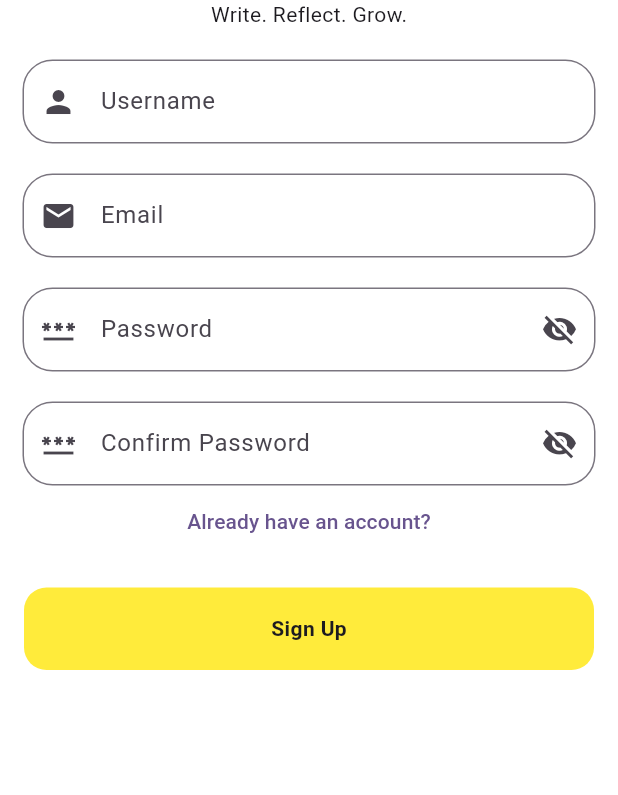
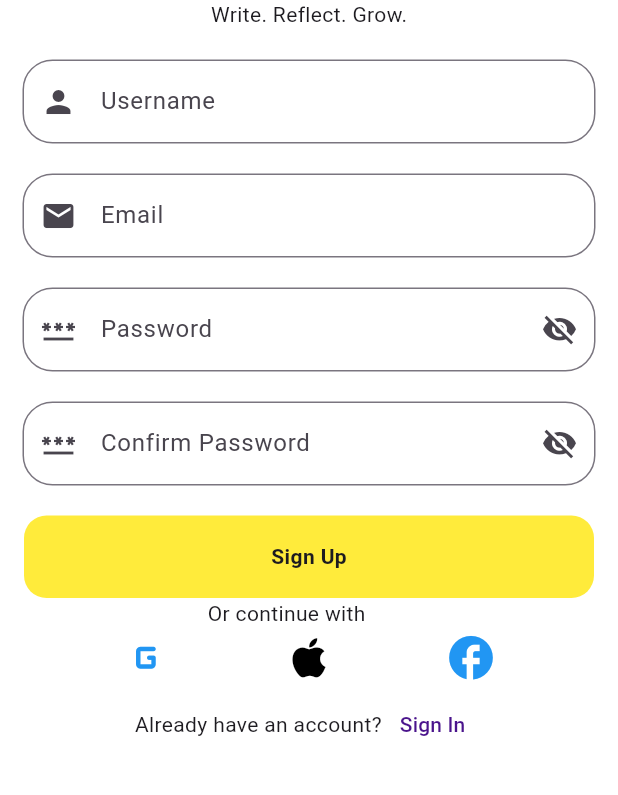
Before and after one commit to KevinRaleie-dev/journo, a Flutter app: the UserSignupPage widget shown alone on an empty page, opened directly with empty values, on a phone screen of 412 x 824 dp, the part 170-965 px from its top. Run offline on Flutter 3.47's test engine with Material 3 defaults, Android fonts, the phone set to English and light mode, and no system bars.

```diff
--- a/lib/src/features/auth/presentation/user_signup/page/user_signup_page.dart
+++ b/lib/src/features/auth/presentation/user_signup/page/user_signup_page.dart
@@ -1,10 +1,12 @@
 import 'package:flutter/material.dart';
 import 'package:journo/src/widgets/buttons/long_rectangle_buttons.dart';
+import 'package:journo/src/widgets/containers/auth_containers.dart';
 import 'package:journo/src/widgets/screens/auth_layout_screen.dart';
 import 'package:journo/src/widgets/textfields/long_textfield_form.dart';
 
 class UserSignupPage extends StatefulWidget {
   final Function() show;
+
   const UserSignupPage({super.key, required this.show});
 
   @override
@@ -78,14 +80,64 @@ class _UserSignupPageState extends State<UserSignupPage> {
           prefixIcon: Icons.password,
           validator: (value) {},
           obsureText: true),
-      TextButton(
-        onPressed: widget.show,
-        child: const Text("Already have an account?"),
-      ),
       const SizedBox(
         height: 20,
       ),
-      LongRectangleButton(onTap: () {}, title: "Sign Up")
+      LongRectangleButton(onTap: () {}, title: "Sign Up"),
+      const Row(
+        mainAxisAlignment: MainAxisAlignment.spaceEvenly,
+        crossAxisAlignment: CrossAxisAlignment.center,
+        children: [
+          Divider(
+            color: Colors.grey,
+            height: 20,
+            thickness: 2,
+            indent: 15,
+            endIndent: 15,
+          ),
+          Text("Or continue with"),
+          Divider(
+            color: Colors.grey,
+            height: 10,
+            thickness: 1,
+            indent: 5,
+            endIndent: 55,
+          ),
+        ],
+      ),
+      const Row(
+        mainAxisAlignment: MainAxisAlignment.spaceEvenly,
+        children: [
+          AuthContainer(
+            color: Colors.blue,
+            iconData: Icons.g_mobiledata_rounded,
+          ),
+          AuthContainer(
+            color: Colors.black,
+            iconData: Icons.apple,
+          ),
+          AuthContainer(
+            color: Colors.blue,
+            iconData: Icons.facebook,
+          ),
+        ],
+      ),
+      Row(
+        mainAxisAlignment: MainAxisAlignment.center,
+        crossAxisAlignment: CrossAxisAlignment.center,
+        children: [
+          const Text("Already have an account?"),
+
+          ///Todo: fix padding,
+          TextButton(
+            onPressed: widget.show,
+            child: Text(
+              "Sign In",
+              style: TextStyle(color: Colors.purple[900]),
+            ),
+          ),
+        ],
+      ),
     ]);
   }
 }
--- a/lib/src/widgets/screens/auth_layout_screen.dart
+++ b/lib/src/widgets/screens/auth_layout_screen.dart
@@ -10,6 +10,7 @@ class AuthLayoutScreen extends StatelessWidget {
     return Scaffold(
       backgroundColor: Colors.white,
       body: SingleChildScrollView(
+        physics: const NeverScrollableScrollPhysics(),
         child: SafeArea(
           child: Padding(
             padding: const EdgeInsets.only(top: 70, left: 15, right: 15),
```
Also changed, not shown: lib/src/features/auth/presentation/user_login/pages/user_login_page.dart (+15 -8 lines).
